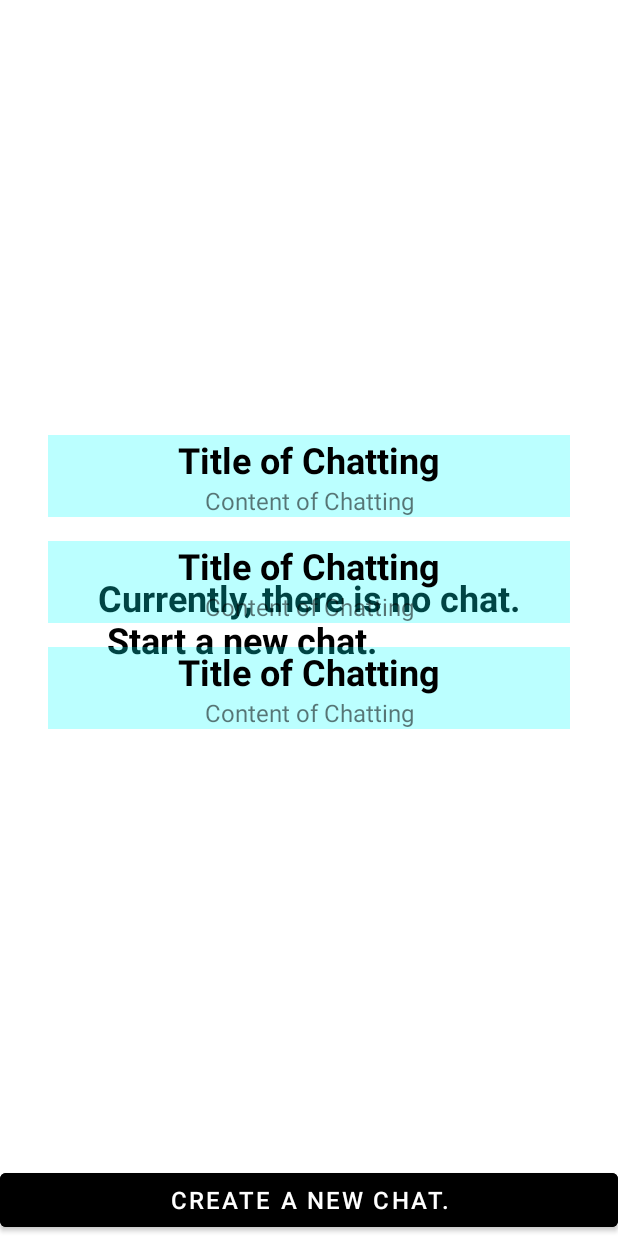
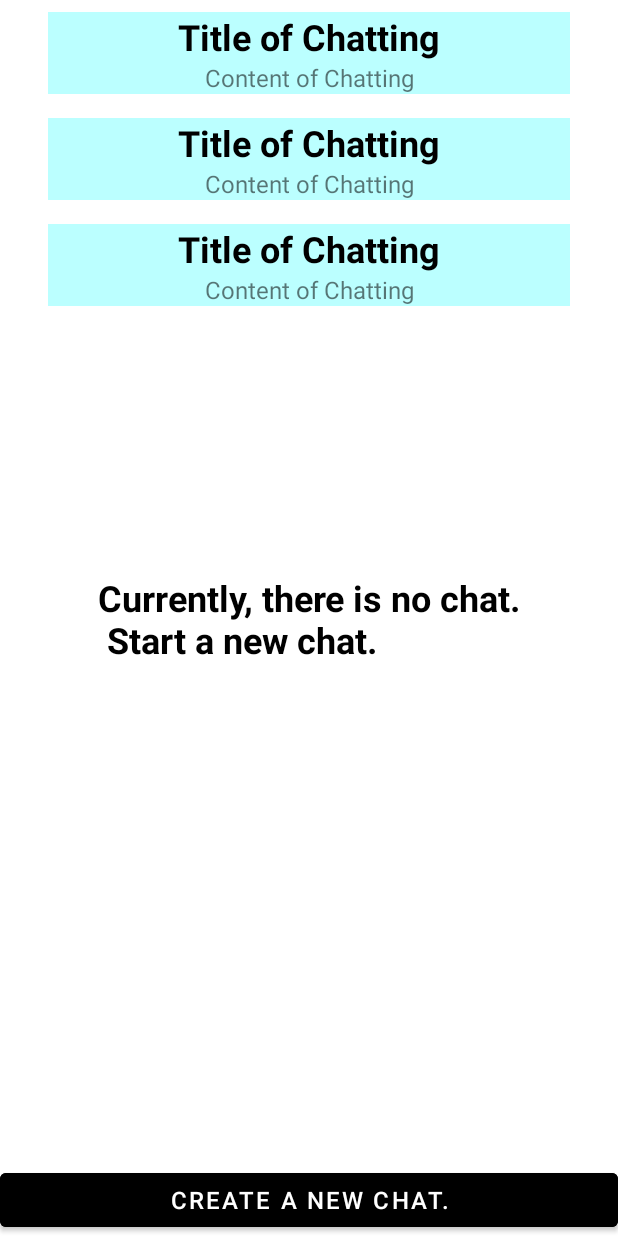
Before and after one commit to vovamushak/MobileChatGPT, an Android app: the layout fragment_home.xml on its own in the app's theme, with its tools: preview values and no code run, on a phone screen of 412 x 824 dp. Run offline under Robolectric (Android 15) with nearby library versions, the phone set to English and light mode, and no system bars.

Commit message:
#feat: chattingAdapter data binding

```diff
--- a/presentation/src/main/java/com/jusqre/presentation/ui/home/ChattingAdapter.kt
+++ b/presentation/src/main/java/com/jusqre/presentation/ui/home/ChattingAdapter.kt
@@ -9,15 +9,14 @@ import com.jusqre.domain.model.ChattingItem
 import com.jusqre.presentation.databinding.ItemChattingBinding
 
 class ChattingAdapter(
-    val onClick: (ChattingItem) -> Unit
+    private val onClick: (ChattingItem) -> Unit
 ) : ListAdapter<ChattingItem, ChattingAdapter.ViewHolder>(diffUtil) {
     class ViewHolder(
         private val binding: ItemChattingBinding,
         private val onClick: (ChattingItem) -> Unit
     ) : RecyclerView.ViewHolder(binding.root) {
         fun bind(item: ChattingItem) {
-            binding.tvChattingTitle.text = item.chatId
-            binding.tvChattingContent.text = item.lastChat
+            binding.chattingItem = item
             binding.root.setOnClickListener {
                 onClick(item)
             }
--- a/presentation/src/main/res/layout/fragment_home.xml
+++ b/presentation/src/main/res/layout/fragment_home.xml
@@ -22,9 +22,10 @@
     <androidx.recyclerview.widget.RecyclerView
         android:id="@+id/rv_chat_list"
         android:layout_width="match_parent"
-        android:layout_height="wrap_content"
+        android:layout_height="0dp"
         app:layout_constraintBottom_toTopOf="@id/btn_chat"
         app:layout_constraintTop_toTopOf="parent"
+
         tools:listitem="@layout/item_chatting" />
 
     <com.google.android.material.button.MaterialButton
@@ -34,6 +35,7 @@
         android:backgroundTint="@color/black"
         android:text="@string/home_create"
         android:textSize="16sp"
+        app:layout_constraintTop_toBottomOf="@id/rv_chat_list"
         app:layout_constraintBottom_toBottomOf="parent"
         app:layout_constraintEnd_toEndOf="parent"
         app:layout_constraintStart_toStartOf="parent" />
--- a/presentation/src/main/res/layout/item_chatting.xml
+++ b/presentation/src/main/res/layout/item_chatting.xml
@@ -7,8 +7,8 @@
     <data>
 
         <variable
-            name="data"
-            type="String" />
+            name="chattingItem"
+            type="com.jusqre.domain.model.ChattingItem" />
     </data>
 
     <androidx.constraintlayout.widget.ConstraintLayout
@@ -22,6 +22,7 @@
             android:id="@+id/tv_chatting_title"
             android:layout_width="wrap_content"
             android:layout_height="wrap_content"
+            android:text="@{chattingItem.chatId}"
             android:textColor="@color/black"
             android:textSize="24sp"
             android:textStyle="bold"
@@ -35,9 +36,10 @@
             android:id="@+id/tv_chatting_content"
             android:layout_width="wrap_content"
             android:layout_height="wrap_content"
+            android:ellipsize="end"
+            android:maxLines="3"
+            android:text="@{chattingItem.lastChat}"
             android:textSize="16sp"
-            android:maxLines="3"
-            android:ellipsize="end"
             app:layout_constraintBottom_toBottomOf="parent"
             app:layout_constraintEnd_toEndOf="parent"
             app:layout_constraintStart_toStartOf="parent"
```
